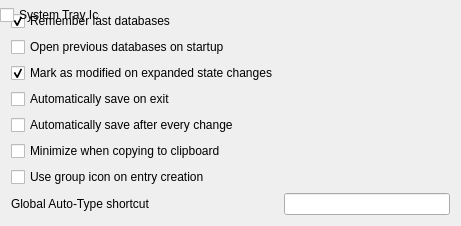
Old version of the form src/gui/SettingsWidgetGeneral.ui in the repository keepassx/keepassx.
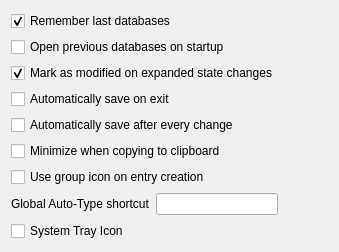
New version of the form. Custom widgets are drawn as their Qt base class.

Commit message: Add spacer on settings layouts to avoid big widget on fullscreen

Diff of the .ui file:
```diff
--- a/src/gui/SettingsWidgetGeneral.ui
+++ b/src/gui/SettingsWidgetGeneral.ui
@@ -6,86 +6,109 @@
    <rect>
     <x>0</x>
     <y>0</y>
-    <width>461</width>
-    <height>206</height>
+    <width>339</width>
+    <height>237</height>
    </rect>
   </property>
-  <layout class="QFormLayout" name="formLayout">
-   <property name="fieldGrowthPolicy">
-    <enum>QFormLayout::ExpandingFieldsGrow</enum>
-   </property>
-   <item row="0" column="0">
-    <widget class="QCheckBox" name="rememberLastDatabasesCheckBox">
+  <layout class="QGridLayout" name="gridLayout">
+   <item row="4" column="0" colspan="2">
+    <widget class="QCheckBox" name="autoSaveAfterEveryChangeCheckBox">
      <property name="text">
-      <string>Remember last databases</string>
-     </property>
-     <property name="checked">
-      <bool>true</bool>
+      <string>Automatically save after every change</string>
      </property>
     </widget>
    </item>
-   <item row="1" column="0">
+   <item row="1" column="0" colspan="2">
     <widget class="QCheckBox" name="openPreviousDatabasesOnStartupCheckBox">
      <property name="text">
       <string>Open previous databases on startup</string>
      </property>
     </widget>
    </item>
-   <item row="2" column="0">
-    <widget class="QCheckBox" name="modifiedExpandedChangedCheckBox">
+   <item row="7" column="1">
+    <widget class="ShortcutWidget" name="autoTypeShortcutWidget"/>
+   </item>
+   <item row="7" column="0">
+    <widget class="QLabel" name="autoTypeShortcutLabel">
      <property name="text">
-      <string>Mark as modified on expanded state changes</string>
-     </property>
-     <property name="checked">
-      <bool>true</bool>
+      <string>Global Auto-Type shortcut</string>
      </property>
     </widget>
    </item>
-   <item row="3" column="0">
+   <item row="3" column="0" colspan="2">
     <widget class="QCheckBox" name="autoSaveOnExitCheckBox">
      <property name="text">
       <string>Automatically save on exit</string>
      </property>
     </widget>
    </item>
-   <item row="4" column="0">
-    <widget class="QCheckBox" name="autoSaveAfterEveryChangeCheckBox">
+   <item row="2" column="0" colspan="2">
+    <widget class="QCheckBox" name="modifiedExpandedChangedCheckBox">
      <property name="text">
-      <string>Automatically save after every change</string>
+      <string>Mark as modified on expanded state changes</string>
+     </property>
+     <property name="checked">
+      <bool>true</bool>
      </property>
     </widget>
    </item>
-   <item row="5" column="0">
+   <item row="5" column="0" colspan="2">
     <widget class="QCheckBox" name="minimizeOnCopyCheckBox">
      <property name="text">
       <string>Minimize when copying to clipboard</string>
      </property>
     </widget>
    </item>
-   <item row="7" column="0">
-    <widget class="QLabel" name="autoTypeShortcutLabel">
+   <item row="0" column="0" colspan="2">
+    <widget class="QCheckBox" name="rememberLastDatabasesCheckBox">
      <property name="text">
-      <string>Global Auto-Type shortcut</string>
+      <string>Remember last databases</string>
+     </property>
+     <property name="checked">
+      <bool>true</bool>
      </property>
     </widget>
    </item>
-   <item row="7" column="1">
-    <widget class="ShortcutWidget" name="autoTypeShortcutWidget"/>
+   <item row="9" column="0" colspan="2">
+    <spacer name="verticalSpacer">
+     <property name="orientation">
+      <enum>Qt::Vertical</enum>
+     </property>
+     <property name="sizeHint" stdset="0">
+      <size>
+       <width>20</width>
+       <height>40</height>
+      </size>
+     </property>
+    </spacer>
    </item>
-   <item row="7" column="0">
+   <item row="8" column="0" colspan="2">
     <widget class="QCheckBox" name="systemTrayIconCheckBox">
      <property name="text">
       <string>System Tray Icon</string>
      </property>
     </widget>
    </item>
-   <item row="6" column="0">
+   <item row="6" column="0" colspan="2">
     <widget class="QCheckBox" name="useGroupIconOnEntryCreationCheckBox">
      <property name="text">
       <string>Use group icon on entry creation</string>
      </property>
     </widget>
    </item>
+   <item row="7" column="2">
+    <spacer name="horizontalSpacer">
+     <property name="orientation">
+      <enum>Qt::Horizontal</enum>
+     </property>
+     <property name="sizeHint" stdset="0">
+      <size>
+       <width>40</width>
+       <height>20</height>
+      </size>
+     </property>
+    </spacer>
+   </item>
   </layout>
  </widget>
  <customwidgets>
```
The commit also changes 1 other file.
